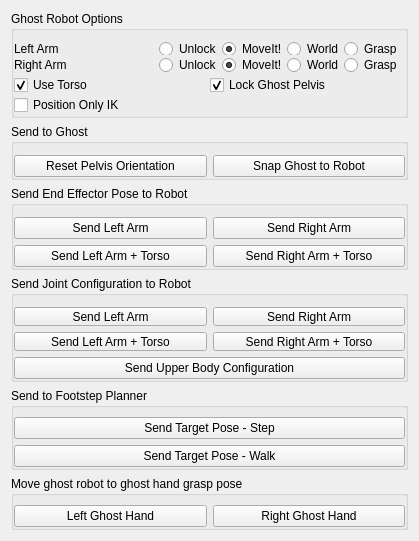
Qt form vigir_ocs_ghost_control_widget/src/ui/ghost_control_widget.ui (team-vigir/vigir_ocs_common) before a commit.
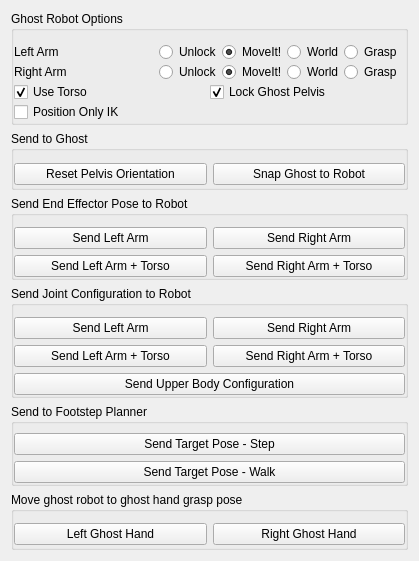
The same form after that commit.

Diff of the .ui file:
```diff
--- a/vigir_ocs_ghost_control_widget/src/ui/ghost_control_widget.ui
+++ b/vigir_ocs_ghost_control_widget/src/ui/ghost_control_widget.ui
@@ -7,7 +7,7 @@
     <x>0</x>
     <y>0</y>
     <width>419</width>
-    <height>541</height>
+    <height>561</height>
    </rect>
   </property>
   <property name="minimumSize">
```
